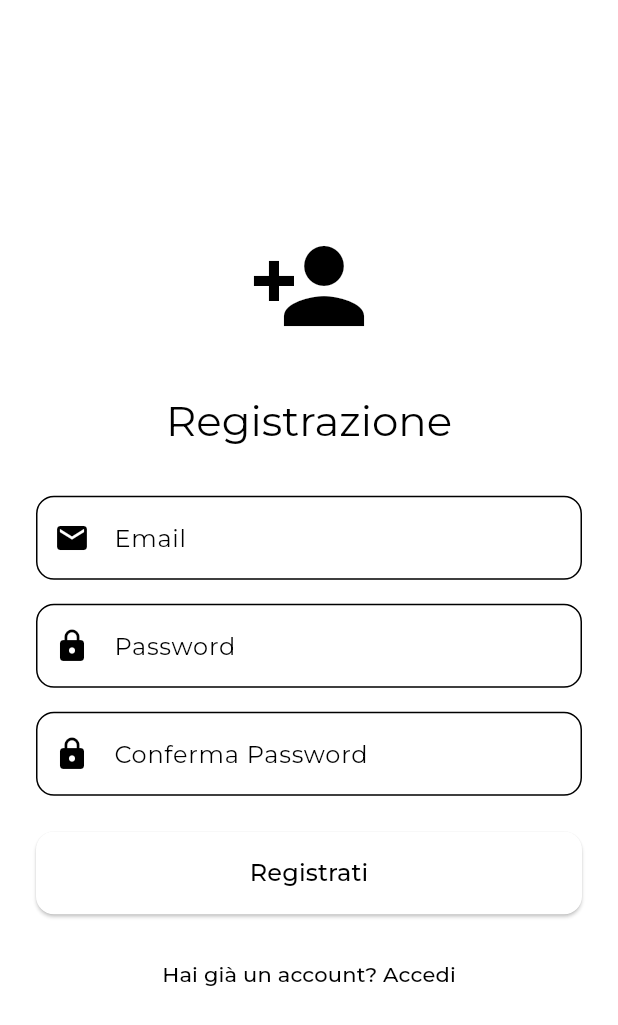
After one commit to Davide-Pirovano/PokeX, a Flutter app: the screen it shows after launch, after a tap on "Login", after a tap on "Non hai un account? Registrati", on a phone screen of 412 x 824 dp. The commit adds this screen. Shown: the top 1025 px of the screen. Run offline on Flutter 3.47's test engine with Material 3 defaults, Android fonts, the phone set to English and light mode, and no system bars; our stand-ins replace flutter_dotenv, google_fonts, hive_ce, hive_ce_flutter, supabase_flutter; accounts and stored records are empty.

Commit message:
auth_supabase

```diff
--- /dev/null
+++ b/lib/data/auth_data_source.dart
@@ -0,0 +1,36 @@
+import 'package:supabase_flutter/supabase_flutter.dart';
+
+class AuthDataSource {
+  final SupabaseClient _supabaseClient = Supabase.instance.client;
+
+  // sign in email and password
+  Future<AuthResponse> signInWithEmailPassword(
+    String email,
+    String password,
+  ) async {
+    return await _supabaseClient.auth.signInWithPassword(
+      email: email,
+      password: password,
+    );
+  }
+
+  // sign up email and password
+  Future<AuthResponse> signUpWithEmailPassword(
+    String email,
+    String password,
+  ) async {
+    return await _supabaseClient.auth.signUp(email: email, password: password);
+  }
+
+  // sign out
+  Future<void> signOut() async {
+    return await _supabaseClient.auth.signOut();
+  }
+
+  // get user email
+  String? getCurrentUserEmail() {
+    final session = _supabaseClient.auth.currentSession;
+    final user = session?.user;
+    return user?.email;
+  }
+}
--- a/lib/main.dart
+++ b/lib/main.dart
@@ -1,8 +1,8 @@
 import 'package:flutter/material.dart';
 import 'package:flutter_dotenv/flutter_dotenv.dart';
 import 'package:hive_ce_flutter/adapters.dart';
+import 'package:pokex/pages/auth/auth_gate.dart';
 import 'package:supabase_flutter/supabase_flutter.dart';
-import '../pages/tab_page/tabs_page.dart';
 import 'package:provider/provider.dart';
 
 import 'data/favourites_data_source.dart';
@@ -57,7 +57,7 @@ class MyApp extends StatelessWidget {
   @override
   Widget build(BuildContext context) {
     return MaterialApp(
-      home: TabsPage(),
+      home: AuthGate(),
       debugShowCheckedModeBanner: false,
       theme: Provider.of<ThemeProvider>(context).themeData,
     );
--- /dev/null
+++ b/lib/pages/auth/auth_gate.dart
@@ -0,0 +1,29 @@
+import 'package:flutter/material.dart';
+import 'package:pokex/pages/auth/login_page.dart';
+import 'package:pokex/pages/tab_page/tabs_page.dart';
+import 'package:supabase_flutter/supabase_flutter.dart';
+
+class AuthGate extends StatelessWidget {
+  const AuthGate({super.key});
+
+  @override
+  Widget build(BuildContext context) {
+    return StreamBuilder(
+      stream: Supabase.instance.client.auth.onAuthStateChange,
+      builder: (context, snapshot) {
+        // loading...
+        if (snapshot.connectionState == ConnectionState.waiting) {
+          return const Center(child: CircularProgressIndicator());
+        }
+
+        final session = snapshot.hasData ? snapshot.data!.session : null;
+
+        if (session != null) {
+          return const TabsPage();
+        } else {
+          return const LoginPage();
+        }
+      },
+    );
+  }
+}
--- /dev/null
+++ b/lib/pages/auth/login_page.dart
@@ -0,0 +1,151 @@
+// LoginPage
+import 'package:flutter/material.dart';
+import 'package:pokex/repo/auth_repo.dart';
+import 'register_page.dart';
+
+class LoginPage extends StatefulWidget {
+  const LoginPage({super.key});
+
+  @override
+  State<LoginPage> createState() => _LoginPageState();
+}
+
+class _LoginPageState extends State<LoginPage> {
+  final AuthRepo _authRepo = AuthRepo();
+  final _emailController = TextEditingController();
+  final _passwordController = TextEditingController();
+  final _formKey = GlobalKey<FormState>();
+  bool _isLoading = false;
+
+  @override
+  void dispose() {
+    _emailController.dispose();
+    _passwordController.dispose();
+    super.dispose();
+  }
+
+  Future<void> _login() async {
+    if (_formKey.currentState!.validate()) {
+      setState(() => _isLoading = true);
+      try {
+        String email = _emailController.text.trim();
+        String password = _passwordController.text;
+        await _authRepo.signInWithEmailPassword(email, password);
+      } catch (e) {
+        ScaffoldMessenger.of(
+          context,
+        ).showSnackBar(SnackBar(content: Text('Errore di login: $e')));
+      } finally {
+        setState(() => _isLoading = false);
+      }
+    }
+  }
+
+  void _goToRegister() {
+    Navigator.push(
+      context,
+      MaterialPageRoute(builder: (context) => const RegisterPage()),
+    );
+  }
+
+  @override
+  Widget build(BuildContext context) {
+    return Scaffold(
+      body: SafeArea(
+        child: Center(
+          child: SingleChildScrollView(
+            padding: const EdgeInsets.all(24.0),
+            child: Form(
+              key: _formKey,
+              child: Column(
+                mainAxisAlignment: MainAxisAlignment.center,
+                crossAxisAlignment: CrossAxisAlignment.stretch,
+                children: [
+                  Icon(
+                    Icons.lock,
+                    size: 80,
+                    color: Theme.of(context).colorScheme.primary,
+                  ),
+                  const SizedBox(height: 32),
+                  Text(
+                    'Benvenuto',
+                    style: Theme.of(context).textTheme.headlineMedium,
+                    textAlign: TextAlign.center,
+                  ),
+                  const SizedBox(height: 32),
+                  TextFormField(
+                    controller: _emailController,
+                    decoration: InputDecoration(
+                      labelText: 'Email',
+                      border: OutlineInputBorder(
+                        borderRadius: BorderRadius.circular(12),
+                      ),
+                      prefixIcon: const Icon(Icons.email),
+                    ),
+                    keyboardType: TextInputType.emailAddress,
+                    validator: (value) {
+                      if (value == null || value.isEmpty) {
+                        return 'Inserisci un\'email';
+                      }
+                      if (!RegExp(
+                        r'^[\w-\.]+@([\w-]+\.)+[\w-]{2,4}$',
+                      ).hasMatch(value)) {
+                        return 'Inserisci un\'email valida';
+                      }
+                      return null;
+                    },
+                  ),
+                  const SizedBox(height: 16),
+                  TextFormField(
+                    controller: _passwordController,
+                    decoration: InputDecoration(
+                      labelText: 'Password',
+                      border: OutlineInputBorder(
+                        borderRadius: BorderRadius.circular(12),
+                      ),
+                      prefixIcon: const Icon(Icons.lock),
+                    ),
+                    obscureText: true,
+                    validator: (value) {
+                      if (value == null || value.isEmpty) {
+                        return 'Inserisci una password';
+                      }
+                      if (value.length < 6) {
+                        return 'La password deve essere di almeno 6 caratteri';
+                      }
+                      return null;
+                    },
+                  ),
+                  const SizedBox(height: 24),
+                  ElevatedButton(
+                    style: ElevatedButton.styleFrom(
+                      padding: const EdgeInsets.symmetric(vertical: 16),
+                      shape: RoundedRectangleBorder(
+                        borderRadius: BorderRadius.circular(12),
+                      ),
+                    ),
+                    onPressed: _isLoading ? null : _login,
+                    child:
+                        _isLoading
+                            ? const CircularProgressIndicator(
+                              color: Colors.white,
+                            )
+                            : const Text(
+                              'Login',
+                              style: TextStyle(fontSize: 16),
+                            ),
+                  ),
+                  const SizedBox(height: 16),
+                  TextButton(
+                    onPressed: _goToRegister,
+                    child: const Text('Non hai un account? Registrati'),
+                  ),
+                ],
+              ),
+            ),
+          ),
+        ),
+      ),
+    );
+  }
+}
--- /dev/null
+++ b/lib/pages/auth/register_page.dart
@@ -0,0 +1,169 @@
+// RegisterPage
+import 'package:flutter/material.dart';
+import 'package:pokex/repo/auth_repo.dart';
+
+class RegisterPage extends StatefulWidget {
+  const RegisterPage({super.key});
+
+  @override
+  State<RegisterPage> createState() => _RegisterPageState();
+}
+
+class _RegisterPageState extends State<RegisterPage> {
+  final AuthRepo _authRepo = AuthRepo();
+  final _emailController = TextEditingController();
+  final _passwordController = TextEditingController();
+  final _confirmPasswordController = TextEditingController();
+  final _formKey = GlobalKey<FormState>();
+  bool _isLoading = false;
+
+  @override
+  void dispose() {
+    _emailController.dispose();
+    _passwordController.dispose();
+    _confirmPasswordController.dispose();
+    super.dispose();
+  }
+
+  Future<void> _register() async {
+    if (_formKey.currentState!.validate()) {
+      setState(() => _isLoading = true);
+      try {
+        String email = _emailController.text.trim();
+        String password = _passwordController.text;
+        await _authRepo.signUpWithEmailPassword(email, password);
+        if (mounted) {
+          Navigator.pop(context); // Torna alla login dopo registrazione
+        }
+      } catch (e) {
+        ScaffoldMessenger.of(
+          context,
+        ).showSnackBar(SnackBar(content: Text('Errore di registrazione: $e')));
+      } finally {
+        setState(() => _isLoading = false);
+      }
+    }
+  }
+
+  @override
+  Widget build(BuildContext context) {
+    return Scaffold(
+      body: SafeArea(
+        child: Center(
+          child: SingleChildScrollView(
+            padding: const EdgeInsets.all(24.0),
+            child: Form(
+              key: _formKey,
+              child: Column(
+                mainAxisAlignment: MainAxisAlignment.center,
+                crossAxisAlignment: CrossAxisAlignment.stretch,
+                children: [
+                  Icon(
+                    Icons.person_add,
+                    size: 80,
+                    color: Theme.of(context).colorScheme.primary,
+                  ),
+                  const SizedBox(height: 32),
+                  Text(
+                    'Registrazione',
+                    style: Theme.of(context).textTheme.headlineMedium,
+                    textAlign: TextAlign.center,
+                  ),
+                  const SizedBox(height: 32),
+                  TextFormField(
+                    controller: _emailController,
+                    decoration: InputDecoration(
+                      labelText: 'Email',
+                      border: OutlineInputBorder(
+                        borderRadius: BorderRadius.circular(12),
+                      ),
+                      prefixIcon: const Icon(Icons.email),
+                    ),
+                    keyboardType: TextInputType.emailAddress,
+                    validator: (value) {
+                      if (value == null || value.isEmpty) {
+                        return 'Inserisci un\'email';
+                      }
+                      if (!RegExp(
+                        r'^[\w-\.]+@([\w-]+\.)+[\w-]{2,4}$',
+                      ).hasMatch(value)) {
+                        return 'Inserisci un\'email valida';
+                      }
+                      return null;
+                    },
+                  ),
+                  const SizedBox(height: 16),
+                  TextFormField(
+                    controller: _passwordController,
+                    decoration: InputDecoration(
+                      labelText: 'Password',
+                      border: OutlineInputBorder(
+                        borderRadius: BorderRadius.circular(12),
+                      ),
+                      prefixIcon: const Icon(Icons.lock),
+                    ),
+                    obscureText: true,
+                    validator: (value) {
+                      if (value == null || value.isEmpty) {
+                        return 'Inserisci una password';
+                      }
+                      if (value.length < 6) {
+                        return 'La password deve essere di almeno 6 caratteri';
+                      }
+                      return null;
+                    },
+                  ),
+                  const SizedBox(height: 16),
+                  TextFormField(
+                    controller: _confirmPasswordController,
+                    decoration: InputDecoration(
+                      labelText: 'Conferma Password',
+                      border: OutlineInputBorder(
+                        borderRadius: BorderRadius.circular(12),
+                      ),
+                      prefixIcon: const Icon(Icons.lock),
+                    ),
+                    obscureText: true,
+                    validator: (value) {
+                      if (value == null || value.isEmpty) {
+                        return 'Conferma la password';
+                      }
+                      if (value != _passwordController.text) {
+                        return 'Le password non corrispondono';
+                      }
+                      return null;
+                    },
+                  ),
+                  const SizedBox(height: 24),
+                  ElevatedButton(
+                    style: ElevatedButton.styleFrom(
+                      padding: const EdgeInsets.symmetric(vertical: 16),
+                      shape: RoundedRectangleBorder(
+                        borderRadius: BorderRadius.circular(12),
+                      ),
+                    ),
+                    onPressed: _isLoading ? null : _register,
+                    child:
+                        _isLoading
+                            ? const CircularProgressIndicator(
+                              color: Colors.white,
+                            )
+                            : const Text(
+                              'Registrati',
+                              style: TextStyle(fontSize: 16),
+                            ),
+                  ),
+                  const SizedBox(height: 16),
+                  TextButton(
+                    onPressed: () => Navigator.pop(context),
+                    child: const Text('Hai già un account? Accedi'),
+                  ),
+                ],
+              ),
+            ),
+          ),
+        ),
+      ),
+    );
+  }
+}
--- a/lib/pages/settings_page.dart
+++ b/lib/pages/settings_page.dart
@@ -1,10 +1,17 @@
 import 'package:flutter/material.dart';
+import 'package:pokex/repo/auth_repo.dart';
 import '../widgets/app_bar_title.dart';
 import 'package:provider/provider.dart';
 import '../theme/theme_provider.dart';
 
 class SettingsPage extends StatelessWidget {
-  const SettingsPage({super.key});
+  SettingsPage({super.key});
+
+  final AuthRepo _authRepo = AuthRepo();
+
+  void _logout() {
+    _authRepo.signOut();
+  }
 
   @override
   Widget build(BuildContext context) {
@@ -12,7 +19,9 @@ class SettingsPage extends StatelessWidget {
       appBar: AppBar(title: AppBarTitle(title: "Settings")),
       body: Padding(
         padding: const EdgeInsets.symmetric(vertical: 8, horizontal: 16),
-        child: Row(
+        child: Column(
+          children: [
+            Row(
               mainAxisAlignment: MainAxisAlignment.spaceBetween,
               children: [
                 Text("Dark Mode", style: TextStyle(fontSize: 20)),
@@ -28,6 +37,9 @@ class SettingsPage extends StatelessWidget {
                 ),
               ],
             ),
+            ElevatedButton(onPressed: _logout, child: const Text('Logout')),
+          ],
+        ),
       ),
     );
   }
--- a/lib/pages/tab_page/tabs_page.dart
+++ b/lib/pages/tab_page/tabs_page.dart
@@ -77,7 +77,7 @@ class _TabsPageState extends State<TabsPage> {
                 case 1:
                   return const FavouritesPage();
                 case 2:
-                  return const SettingsPage();
+                  return SettingsPage();
                 default:
                   return const HomePage();
               }
--- /dev/null
+++ b/lib/repo/auth_repo.dart
@@ -0,0 +1,25 @@
+import 'package:pokex/data/auth_data_source.dart';
+
+class AuthRepo {
+  final AuthDataSource _authDataSource = AuthDataSource();
+
+  // sign in email and password
+  Future<void> signInWithEmailPassword(String email, String password) async {
+    await _authDataSource.signInWithEmailPassword(email, password);
+  }
+
+  // sign up email and password
+  Future<void> signUpWithEmailPassword(String email, String password) async {
+    await _authDataSource.signUpWithEmailPassword(email, password);
+  }
+
+  // sign out
+  Future<void> signOut() async {
+    await _authDataSource.signOut();
+  }
+
+  // get user email
+  String? getCurrentUserEmail() {
+    return _authDataSource.getCurrentUserEmail();
+  }
+}
```
Lines whose indentation alone changed are shown as unchanged.
